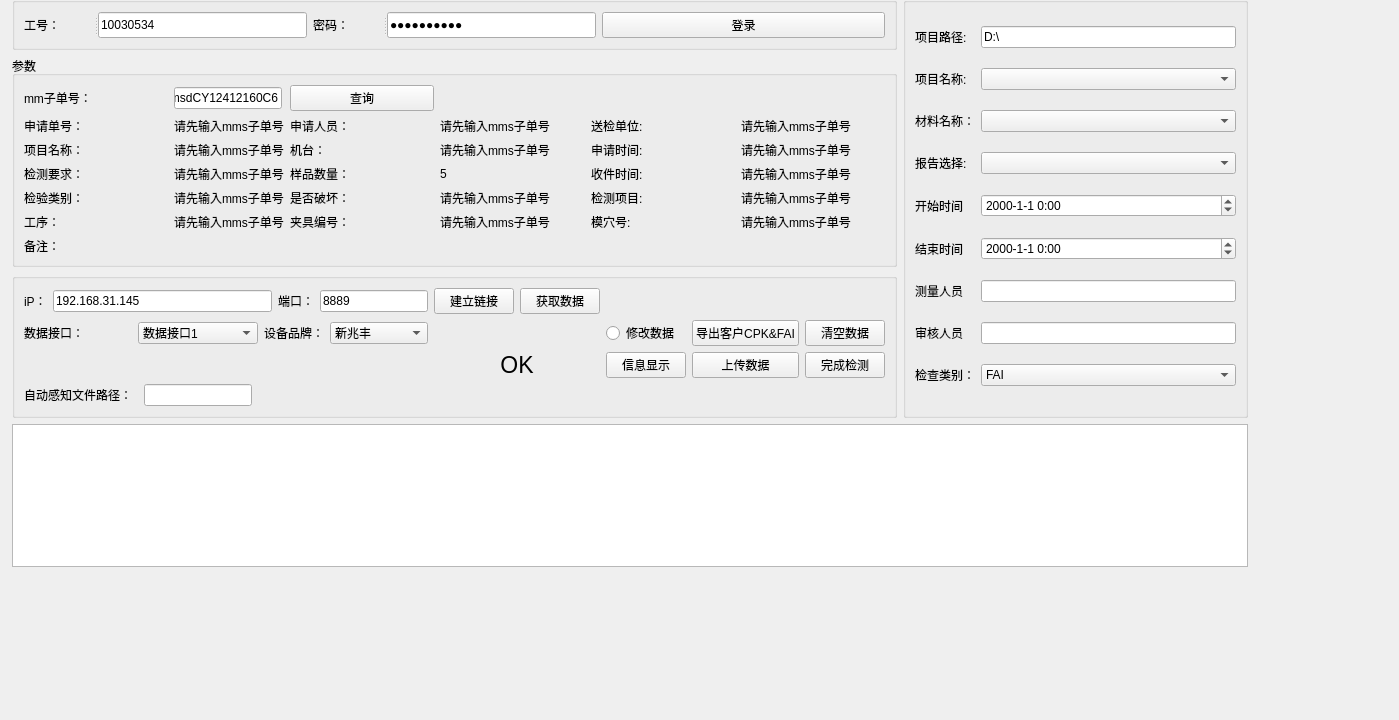
Old version of the form zw_project_1_0/operationinterface.ui in the repository PX007XP/LY_SDK.
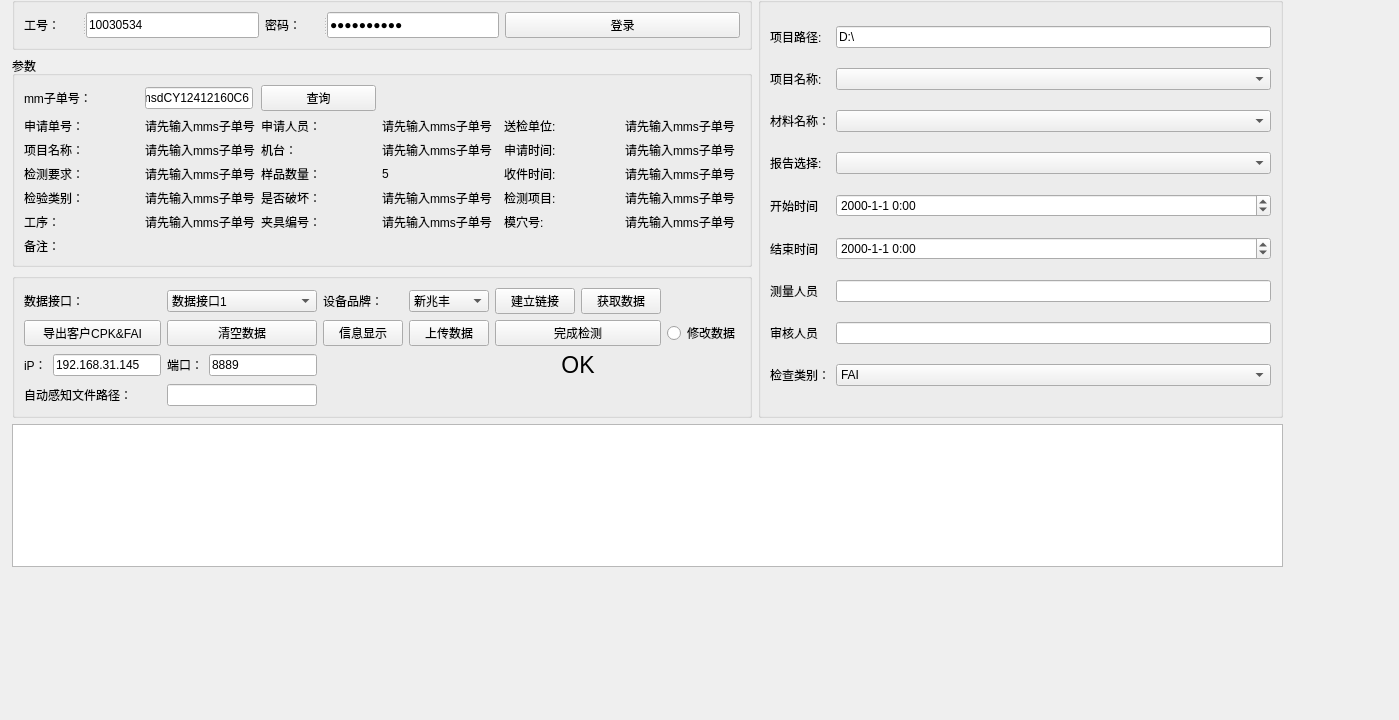
New version of the form. Custom widgets are drawn as their Qt base class.

Commit message: 修改显示

```diff
--- a/zw_project_1_0/operationinterface.ui
+++ b/zw_project_1_0/operationinterface.ui
@@ -18,7 +18,7 @@
     <rect>
      <x>12</x>
      <y>-17</y>
-     <width>1236</width>
+     <width>1271</width>
      <height>584</height>
     </rect>
    </property>
@@ -351,26 +351,6 @@
            <string/>
           </property>
           <layout class="QGridLayout" name="gridLayout">
-           <item row="2" column="10">
-            <widget class="QPushButton" name="WriteFilepushButton">
-             <property name="sizePolicy">
-              <sizepolicy hsizetype="Preferred" vsizetype="Fixed">
-               <horstretch>0</horstretch>
-               <verstretch>0</verstretch>
-              </sizepolicy>
-             </property>
-             <property name="text">
-              <string>上传数据</string>
-             </property>
-            </widget>
-           </item>
-           <item row="2" column="11">
-            <widget class="QPushButton" name="ComCheckButton">
-             <property name="text">
-              <string>完成检测</string>
-             </property>
-            </widget>
-           </item>
            <item row="2" column="8">
             <widget class="QLabel" name="label_21">
              <property name="font">
@@ -389,7 +369,42 @@
              </property>
             </widget>
            </item>
-           <item row="0" column="0" colspan="5">
+           <item row="3" column="2">
+            <widget class="QLineEdit" name="lineEdit_3"/>
+           </item>
+           <item row="0" column="8">
+            <layout class="QHBoxLayout" name="horizontalLayout_3">
+             <item>
+              <widget class="QPushButton" name="connectButton">
+               <property name="text">
+                <string>建立链接</string>
+               </property>
+              </widget>
+             </item>
+             <item>
+              <widget class="QPushButton" name="GetDataButton">
+               <property name="text">
+                <string>获取数据</string>
+               </property>
+              </widget>
+             </item>
+            </layout>
+           </item>
+           <item row="3" column="0">
+            <widget class="QLabel" name="label_6">
+             <property name="text">
+              <string>自动感知文件路径：</string>
+             </property>
+            </widget>
+           </item>
+           <item row="1" column="9">
+            <widget class="QRadioButton" name="radioButton">
+             <property name="text">
+              <string>修改数据</string>
+             </property>
+            </widget>
+           </item>
+           <item row="2" column="0">
             <layout class="QHBoxLayout" name="horizontalLayout">
              <item>
               <widget class="QLabel" name="label_11">
@@ -407,7 +422,7 @@
              </item>
             </layout>
            </item>
-           <item row="0" column="5" colspan="3">
+           <item row="2" column="2">
             <layout class="QHBoxLayout" name="horizontalLayout_2">
              <item>
               <widget class="QLabel" name="label_13">
@@ -425,42 +440,14 @@
              </item>
             </layout>
            </item>
-           <item row="1" column="11">
-            <widget class="QPushButton" name="ClearDataButton">
+           <item row="0" column="0">
+            <widget class="QLabel" name="label_5">
              <property name="text">
-              <string>清空数据</string>
+              <string>数据接口：</string>
              </property>
             </widget>
            </item>
-           <item row="3" column="2">
-            <widget class="QLineEdit" name="lineEdit_3"/>
-           </item>
-           <item row="0" column="8">
-            <layout class="QHBoxLayout" name="horizontalLayout_3">
-             <item>
-              <widget class="QPushButton" name="connectButton">
-               <property name="text">
-                <string>建立链接</string>
-               </property>
-              </widget>
-             </item>
-             <item>
-              <widget class="QPushButton" name="GetDataButton">
-               <property name="text">
-                <string>获取数据</string>
-               </property>
-              </widget>
-             </item>
-            </layout>
-           </item>
-           <item row="1" column="4" colspan="2">
-            <widget class="QLabel" name="label_7">
-             <property name="text">
-              <string>设备品牌：</string>
-             </property>
-            </widget>
-           </item>
-           <item row="1" column="1" colspan="3">
+           <item row="0" column="2">
             <widget class="QComboBox" name="caijiTypecomboBox">
              <property name="currentIndex">
               <number>0</number>
@@ -477,14 +464,14 @@
              </item>
             </widget>
            </item>
-           <item row="1" column="10">
-            <widget class="QPushButton" name="DownLoadFileButton">
+           <item row="0" column="6">
+            <widget class="QLabel" name="label_7">
              <property name="text">
-              <string>导出客户CPK&amp;&amp;FAI</string>
+              <string>设备品牌：</string>
              </property>
             </widget>
            </item>
-           <item row="1" column="6" colspan="2">
+           <item row="0" column="7">
             <widget class="QComboBox" name="sehbeicomboBox">
              <property name="currentIndex">
               <number>0</number>
@@ -507,30 +494,43 @@
             </widget>
            </item>
            <item row="1" column="0">
-            <widget class="QLabel" name="label_5">
+            <widget class="QPushButton" name="DownLoadFileButton">
              <property name="text">
-              <string>数据接口：</string>
+              <string>导出客户CPK&amp;&amp;FAI</string>
              </property>
             </widget>
            </item>
-           <item row="2" column="9">
+           <item row="1" column="2">
+            <widget class="QPushButton" name="ClearDataButton">
+             <property name="text">
+              <string>清空数据</string>
+             </property>
+            </widget>
+           </item>
+           <item row="1" column="6">
             <widget class="QPushButton" name="ShowDataButton">
              <property name="text">
               <string>信息显示</string>
              </property>
             </widget>
            </item>
-           <item row="3" column="0">
-            <widget class="QLabel" name="label_6">
+           <item row="1" column="7">
+            <widget class="QPushButton" name="WriteFilepushButton">
+             <property name="sizePolicy">
+              <sizepolicy hsizetype="Preferred" vsizetype="Fixed">
+               <horstretch>0</horstretch>
+               <verstretch>0</verstretch>
+              </sizepolicy>
+             </property>
              <property name="text">
-              <string>自动感知文件路径：</string>
+              <string>上传数据</string>
              </property>
             </widget>
            </item>
-           <item row="1" column="9">
-            <widget class="QRadioButton" name="radioButton">
+           <item row="1" column="8">
+            <widget class="QPushButton" name="ComCheckButton">
              <property name="text">
-              <string>修改数据</string>
+              <string>完成检测</string>
              </property>
             </widget>
            </item>
```
The commit also changes 2 other files.
